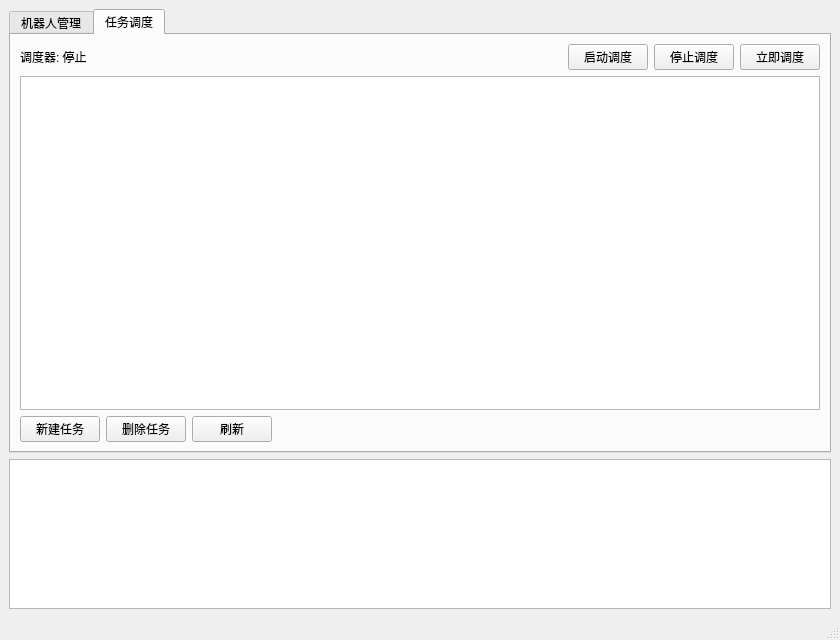
Qt form mainwindow.ui (Yukonila/AVGRobot) before a commit.
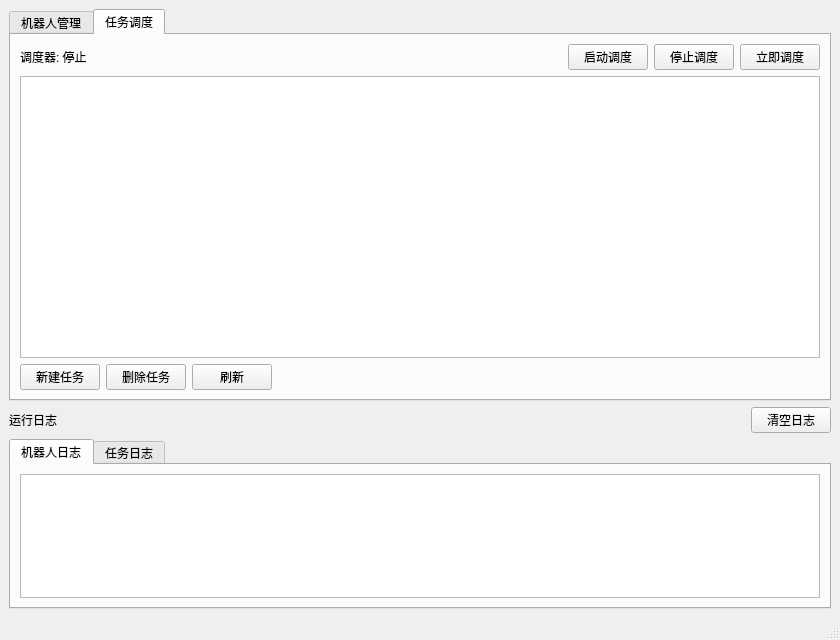
The same form after that commit. The open tabs and pages were chosen to show the change.

```diff
--- a/mainwindow.ui
+++ b/mainwindow.ui
@@ -191,13 +191,67 @@
      </widget>
     </item>
     <item>
-     <widget class="QTextBrowser" name="textLog">
+     <layout class="QHBoxLayout" name="logToolbarLayout">
+      <item>
+       <widget class="QLabel" name="logTitleLabel">
+        <property name="text">
+         <string>运行日志</string>
+        </property>
+       </widget>
+      </item>
+      <item>
+       <spacer name="logToolbarSpacer">
+        <property name="orientation">
+         <enum>Qt::Horizontal</enum>
+        </property>
+        <property name="sizeHint" stdset="0">
+         <size>
+          <width>40</width>
+          <height>20</height>
+         </size>
+        </property>
+       </spacer>
+      </item>
+      <item>
+       <widget class="QPushButton" name="btnClearLog">
+        <property name="text">
+         <string>清空日志</string>
+        </property>
+       </widget>
+      </item>
+     </layout>
+    </item>
+    <item>
+     <widget class="QTabWidget" name="logTabs">
       <property name="maximumSize">
        <size>
         <width>16777215</width>
-        <height>150</height>
+        <height>170</height>
        </size>
       </property>
+      <property name="currentIndex">
+       <number>0</number>
+      </property>
+      <widget class="QWidget" name="robotLogPage">
+       <attribute name="title">
+        <string>机器人日志</string>
+       </attribute>
+       <layout class="QVBoxLayout" name="robotLogPageLayout">
+        <item>
+         <widget class="QTextBrowser" name="textLog"/>
+        </item>
+       </layout>
+      </widget>
+      <widget class="QWidget" name="taskLogPage">
+       <attribute name="title">
+        <string>任务日志</string>
+       </attribute>
+       <layout class="QVBoxLayout" name="taskLogPageLayout">
+        <item>
+         <widget class="QTextBrowser" name="taskLog"/>
+        </item>
+       </layout>
+      </widget>
      </widget>
     </item>
    </layout>
```
Left out of the diff: 16 changed lines with no effect on the pictures.
